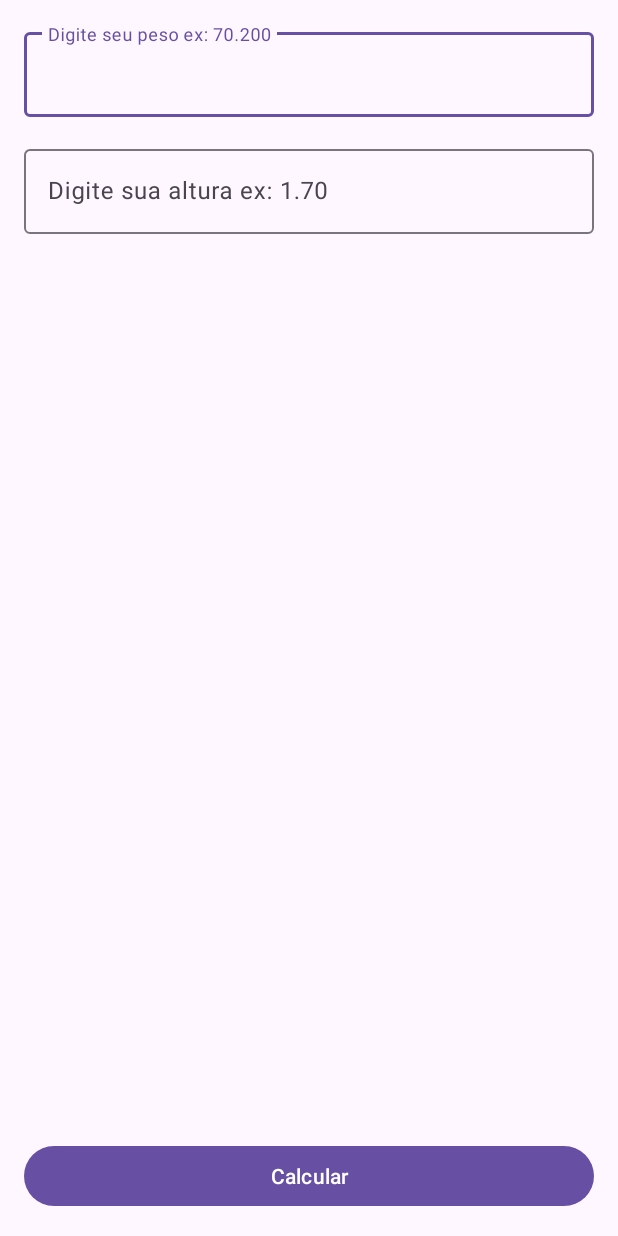
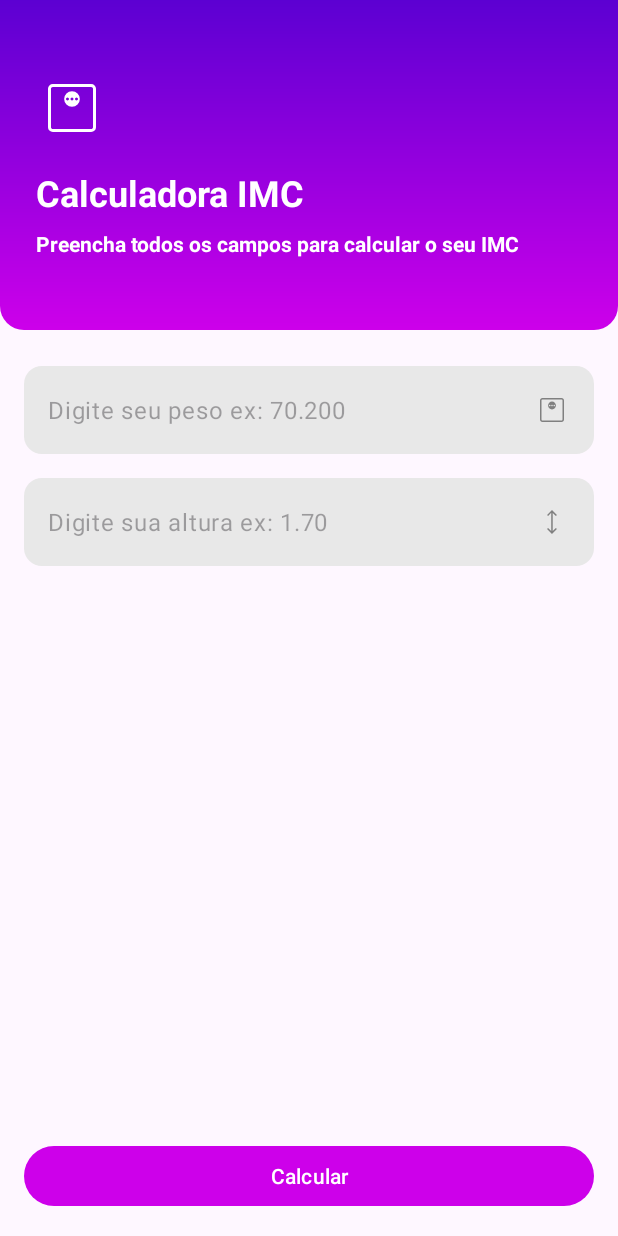
Before and after one commit to MatheusAntunes92/CalculadoraIMC, an Android app: the screen it shows after launch (MainActivity), on a phone screen of 412 x 824 dp. Run offline under Robolectric (Android 15) with nearby library versions, the phone set to English and light mode, and no system bars.

Commit message:
Calculadora IMC

```diff
--- /dev/null
+++ b/app/src/main/res/drawable/gradient_bg.xml
@@ -0,0 +1,12 @@
+<?xml version="1.0" encoding="utf-8"?>
+<shape xmlns:android="http://schemas.android.com/apk/res/android">
+    <corners android:topLeftRadius="0dp"
+        android:topRightRadius="0dp"
+        android:bottomLeftRadius="16dp"
+        android:bottomRightRadius="16dp" />
+
+    <gradient
+        android:startColor="@color/primary_400"
+        android:endColor="@color/primary_900"
+        android:angle="90" />
+</shape>
--- /dev/null
+++ b/app/src/main/res/drawable/ic_height.xml
@@ -0,0 +1,9 @@
+<vector xmlns:android="http://schemas.android.com/apk/res/android"
+    android:width="24dp"
+    android:height="24dp"
+    android:viewportWidth="960"
+    android:viewportHeight="960">
+  <path
+      android:pathData="M479.23,800 L347.69,668.46l27.54,-27.54 84,82.23v-487.07l-83.23,83 -27.54,-27.54L480,160l131.54,131.54 -28.31,28.54 -84,-83.23v486.3l84,-82.23 27.54,27.54L479.23,800Z"
+      android:fillColor="#FF808080"/>
+</vector>
--- /dev/null
+++ b/app/src/main/res/drawable/ic_weight.xml
@@ -0,0 +1,10 @@
+<vector xmlns:android="http://schemas.android.com/apk/res/android"
+    android:width="24dp"
+    android:height="24dp"
+    android:viewportWidth="960"
+    android:viewportHeight="960">
+
+  <path
+      android:pathData="M480,464.62q43.85,0 74.23,-30.39 30.39,-30.38 30.39,-74.23 0,-43.85 -30.39,-74.23 -30.38,-30.39 -74.23,-30.39 -43.85,0 -74.23,30.39 -30.39,30.38 -30.39,74.23 0,43.85 30.39,74.23 30.38,30.39 74.23,30.39ZM420,380q-8,0 -14,-6t-6,-14q0,-8 6,-14t14,-6q8,0 14,6t6,14q0,8 -6,14t-14,6ZM480,380q-8,0 -14,-6t-6,-14q0,-8 6,-14t14,-6q8,0 14,6t6,14q0,8 -6,14t-14,6ZM540,380q-8,0 -14,-6t-6,-14q0,-8 6,-14t14,-6q8,0 14,6t6,14q0,8 -6,14t-14,6ZM224.62,800q-27.62,0 -46.12,-18.5Q160,763 160,735.38v-510.76q0,-27.62 18.5,-46.12Q197,160 224.62,160h510.76q27.62,0 46.12,18.5Q800,197 800,224.62v510.76q0,27.62 -18.5,46.12Q763,800 735.38,800L224.62,800ZM224.62,760h510.76q9.24,0 16.93,-7.69 7.69,-7.69 7.69,-16.93v-510.76q0,-9.24 -7.69,-16.93 -7.69,-7.69 -16.93,-7.69L224.62,200q-9.24,0 -16.93,7.69 -7.69,7.69 -7.69,16.93v510.76q0,9.24 7.69,16.93 7.69,7.69 16.93,7.69ZM200,200v560,-560Z"
+      android:fillColor="#FF808080"/>
+</vector>
--- /dev/null
+++ b/app/src/main/res/drawable/rounded_bg.xml
@@ -0,0 +1,5 @@
+<?xml version="1.0" encoding="utf-8"?>
+<shape xmlns:android="http://schemas.android.com/apk/res/android">
+    <solid android:color="#E8E8E8" /> <!-- Gray color for the background -->
+    <corners android:radius="12dp" /> <!-- Radius for the rounded corners -->
+</shape>
--- a/app/src/main/res/layout/activity_main.xml
+++ b/app/src/main/res/layout/activity_main.xml
@@ -5,6 +5,48 @@
     android:layout_width="match_parent"
     android:layout_height="match_parent"
     tools:context=".MainActivity">
+
+    <LinearLayout
+        android:id="@+id/vg_header"
+        android:layout_width="match_parent"
+        android:orientation="vertical"
+        android:layout_marginBottom="24dp"
+        android:background="@drawable/gradient_bg"
+        android:layout_height="wrap_content"
+        app:layout_constraintEnd_toEndOf="parent"
+        app:layout_constraintStart_toStartOf="parent"
+        app:layout_constraintTop_toTopOf="parent">
+
+        <ImageView
+            android:layout_width="48dp"
+            android:layout_height="48dp"
+            android:layout_marginTop="48dp"
+            android:layout_marginStart="24dp"
+            android:layout_marginBottom="16dp"
+            android:src="@drawable/ic_weight"
+            app:tint="@color/white" />
+
+        <TextView
+            android:layout_width="wrap_content"
+            android:layout_height="wrap_content"
+            android:layout_marginStart="24dp"
+            android:textSize="24sp"
+            android:textStyle="bold"
+            android:textColor="@color/white"
+            android:text="Calculadora IMC" />
+
+        <TextView
+            android:layout_width="wrap_content"
+            android:layout_marginTop="8dp"
+            android:layout_height="wrap_content"
+            android:layout_marginStart="24dp"
+            android:layout_marginEnd="24dp"
+            android:layout_marginBottom="48dp"
+            android:text="Preencha todos os campos para calcular o seu IMC"
+            android:textColor="@color/white"
+            android:textStyle="bold" />
+
+    </LinearLayout>
 
     <Button
         android:id="@+id/btn_calcular"
@@ -20,22 +62,31 @@
         android:id="@+id/textInputLayout"
         android:layout_width="match_parent"
         android:layout_height="wrap_content"
-        android:layout_margin="16dp"
+        android:layout_marginStart="16dp"
+        android:layout_marginEnd="16dp"
+        android:layout_marginTop="24dp"
+        app:hintEnabled="false"
         app:layout_constraintStart_toStartOf="parent"
-        app:layout_constraintTop_toTopOf="parent">
+        app:layout_constraintEnd_toEndOf="parent"
+        app:layout_constraintTop_toBottomOf="@id/vg_header">
 
         <com.google.android.material.textfield.TextInputEditText
             android:id="@+id/edt_peso"
+            android:drawableEnd="@drawable/ic_weight"
+            android:maxLength="6"
             android:layout_width="match_parent"
             android:layout_height="wrap_content"
+            android:background="@drawable/rounded_bg"
             android:hint="Digite seu peso ex: 70.200"
             android:inputType="numberDecimal" />
     </com.google.android.material.textfield.TextInputLayout>
 
     <com.google.android.material.textfield.TextInputLayout
+        android:id="@+id/textInputLayout2"
         android:layout_width="match_parent"
         android:layout_height="wrap_content"
         android:layout_margin="16dp"
+        app:hintEnabled="false"
         app:layout_constraintStart_toStartOf="parent"
         app:layout_constraintTop_toBottomOf="@+id/textInputLayout">
 
@@ -43,8 +94,11 @@
             android:id="@+id/edt_altura"
             android:layout_width="match_parent"
             android:layout_height="wrap_content"
+            android:background="@drawable/rounded_bg"
+            android:drawableEnd="@drawable/ic_height"
             android:hint="Digite sua altura ex: 1.70"
-            android:inputType="numberDecimal"/>
+            android:inputType="numberDecimal"
+            android:maxLength="4" />
     </com.google.android.material.textfield.TextInputLayout>
 
 </androidx.constraintlayout.widget.ConstraintLayout>
--- a/app/src/main/res/values-night/themes.xml
+++ b/app/src/main/res/values-night/themes.xml
@@ -2,6 +2,7 @@
     <!-- Base application theme. -->
     <style name="Base.Theme.Calculadoraimc" parent="Theme.Material3.DayNight.NoActionBar">
         <!-- Customize your dark theme here. -->
-        <!-- <item name="colorPrimary">@color/my_dark_primary</item> -->
+        <item name="colorPrimary">@color/primary_400</item>
+        <item name="android:statusBarColor">@color/primary_900</item>
     </style>
 </resources>
--- a/app/src/main/res/values/colors.xml
+++ b/app/src/main/res/values/colors.xml
@@ -2,4 +2,11 @@
 <resources>
     <color name="black">#FF000000</color>
     <color name="white">#FFFFFFFF</color>
+
+    <color name="primary_400">#cd00ea</color>
+    <color name="primary_900">#5c00d2</color>
+
+    <color name="verde">#4CAF50</color>
+    <color name="vermelho">#F44336</color>
+    <color name="amarelo">#FFC107</color>
 </resources>
--- a/app/src/main/res/values/themes.xml
+++ b/app/src/main/res/values/themes.xml
@@ -2,7 +2,8 @@
     <!-- Base application theme. -->
     <style name="Base.Theme.Calculadoraimc" parent="Theme.Material3.DayNight.NoActionBar">
         <!-- Customize your light theme here. -->
-        <!-- <item name="colorPrimary">@color/my_light_primary</item> -->
+        <item name="colorPrimary">@color/primary_400</item>
+        <item name="android:statusBarColor">@color/primary_900</item>
     </style>
 
     <style name="Theme.Calculadoraimc" parent="Base.Theme.Calculadoraimc" />
```
Also changed, not shown: app/src/main/java/com/comunidadedevspace/imc/MainActivity.kt (+3 -5 lines), app/src/main/java/com/comunidadedevspace/imc/ResultActivity.kt (+24 -9 lines), app/src/main/res/layout/activity_result.xml (+48 -3 lines).
